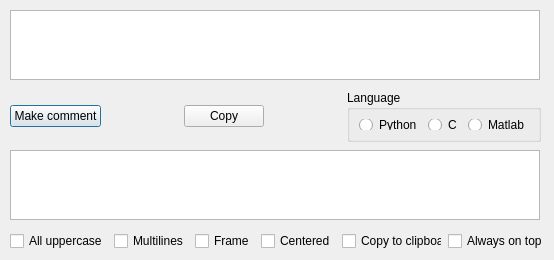
First picture: the form in comment_creator/qt_ui/mainGUI.ui, repository alethecoder/SmartCommentCreator, before the edit.
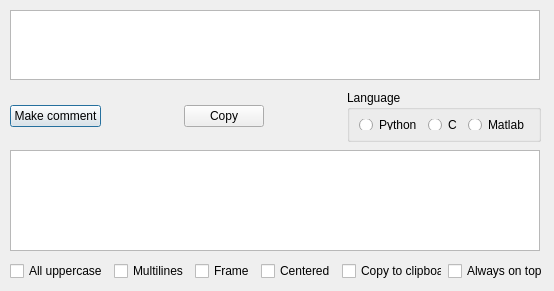
Second picture: the form after the edit.

Commit message: - updated the GUI - added the functions related to the multilines options -> auto switch between single and multilines depending from the text length or user selection. Auto-update of the comment when an option is selected/deselected - updated the JSON configuration file (added the options: frameOnDelimiter, framePositionBegin, needDelimiter) - updated the JSON schema file - updated the code (works quite well) -> still need to fix it some minor issue - cleaned the code and rationalized the functions (code more modular) - still need to doc to explain all the options

What changed in the file:
```diff
--- a/comment_creator/qt_ui/mainGUI.ui
+++ b/comment_creator/qt_ui/mainGUI.ui
@@ -7,7 +7,7 @@
     <x>0</x>
     <y>0</y>
     <width>554</width>
-    <height>260</height>
+    <height>291</height>
    </rect>
   </property>
   <property name="windowTitle">
@@ -29,15 +29,15 @@
      <x>10</x>
      <y>150</y>
      <width>530</width>
-     <height>70</height>
+     <height>101</height>
     </rect>
    </property>
   </widget>
-  <widget class="QWidget" name="">
+  <widget class="QWidget" name="layoutWidget">
    <property name="geometry">
     <rect>
      <x>10</x>
-     <y>230</y>
+     <y>260</y>
      <width>537</width>
      <height>22</height>
     </rect>
@@ -152,7 +152,7 @@
     </item>
    </layout>
   </widget>
-  <widget class="QWidget" name="">
+  <widget class="QWidget" name="layoutWidget">
    <property name="geometry">
     <rect>
      <x>10</x>
```
The commit also changes 5 other files.
